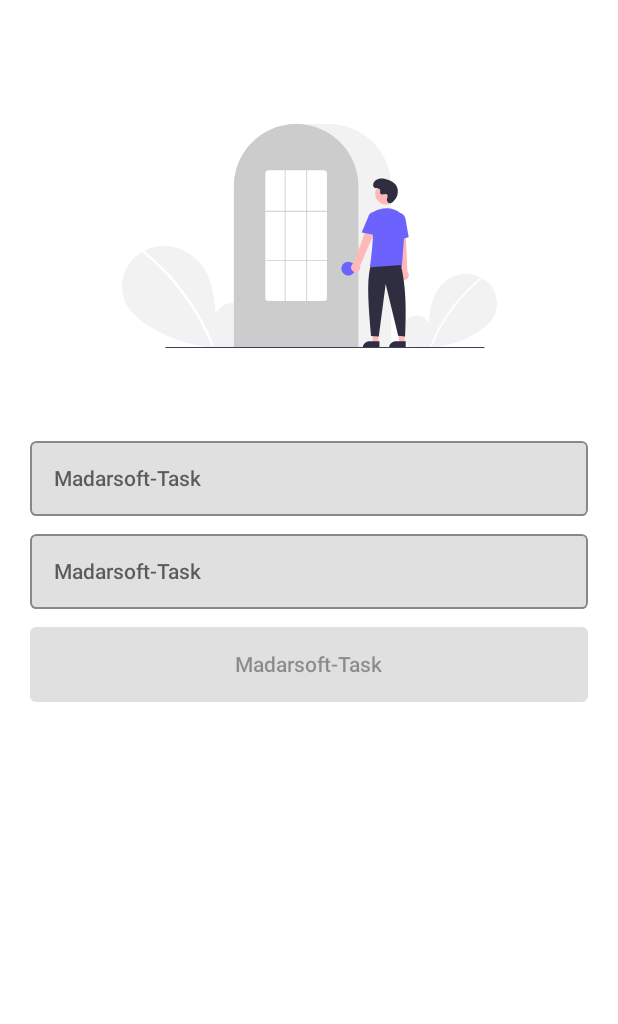
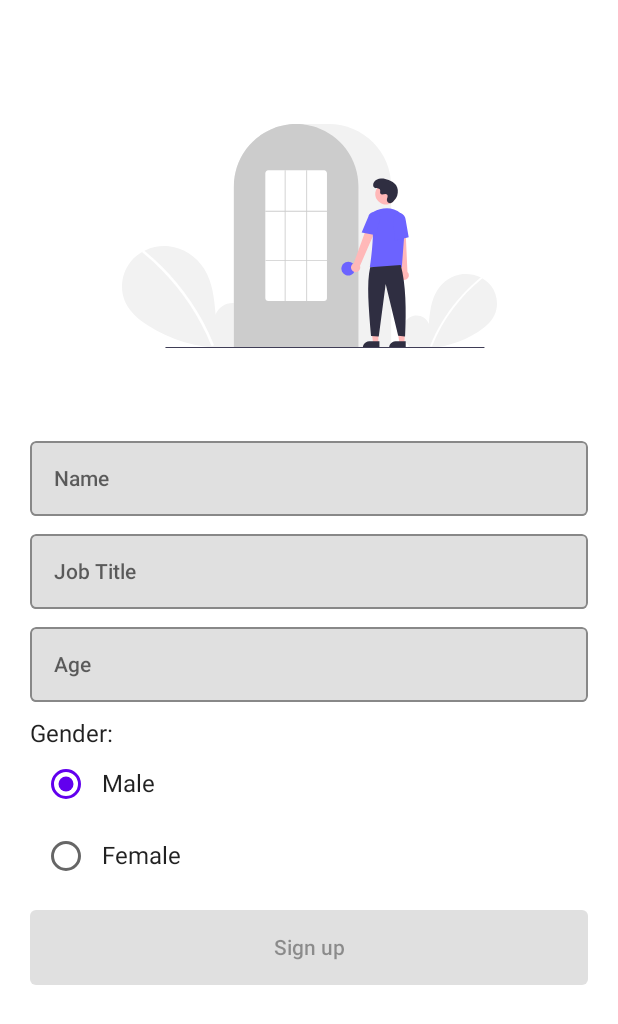
Before and after one commit to ahmed-shehataa/Madarsoft_task, an Android app built with Jetpack Compose: the screen it shows after launch (HomeActivity), on a phone screen of 412 x 824 dp. Shown: the top 1024 px of the screen. Run offline under Robolectric (Android 15) with nearby library versions, the phone set to English and light mode, and no system bars; our stand-ins replace Dagger/Hilt's generated code.

Commit message:
Complete SignUpScreen

```diff
--- a/app/src/main/java/com/ashehata/madarsoft_task/common/presentation/InputWrapper.kt
+++ b/app/src/main/java/com/ashehata/madarsoft_task/common/presentation/InputWrapper.kt
@@ -4,12 +4,13 @@ package com.ashehata.madarsoft_task.common.presentation
 import androidx.compose.runtime.MutableState
 import androidx.compose.runtime.mutableStateOf
 import androidx.compose.ui.graphics.Color
+import com.ashehata.madarsoft_task.R
+import com.ashehata.madarsoft_task.common.presentation.Validation.validateAge
 import com.ashehata.madarsoft_task.common.presentation.Validation.validateEmail
 import com.ashehata.madarsoft_task.common.presentation.Validation.validateText
-import com.ashehata.madarsoft_task.R
 
 enum class ValidationType {
-    Text, Email, Password
+    Text, Email, Password, Age
 }
 
 data class InputWrapper(
@@ -25,6 +26,7 @@ data class InputWrapper(
         text.value = input
         validationMessageResId = when (validationType) {
             ValidationType.Email -> input.validateEmail().toMessageRes()
+            ValidationType.Age -> input.validateAge().toMessageRes()
             else -> input.validateText().toMessageRes()
         }
         borderColor = if (isValid.value) {
@@ -42,9 +44,11 @@ private fun ValidationMessageType.toMessageRes(): Int {
         is ValidationMessageType.Invalid -> {
             when (this.validationType) {
                 ValidationType.Email -> R.string.invalid_email
+                ValidationType.Age -> R.string.invalid_age
                 else -> R.string.invalid_email
             }
         }
+
         ValidationMessageType.Valid -> R.string.empty_lbl
     }
 }
--- a/app/src/main/java/com/ashehata/madarsoft_task/common/presentation/Validation.kt
+++ b/app/src/main/java/com/ashehata/madarsoft_task/common/presentation/Validation.kt
@@ -17,6 +17,13 @@ object Validation {
         else ValidationMessageType.Valid
     }
 
+    fun String.validateAge(): ValidationMessageType {
+        val agePattern = Regex("^(0?[1-9]|[1-9][0-9]{1,2})\$")
+        return if (this.isEmpty()) ValidationMessageType.EmptyField
+        else if (this.matches(agePattern).not()) ValidationMessageType.Invalid(ValidationType.Age)
+        else ValidationMessageType.Valid
+    }
+
     fun String.validateText(): ValidationMessageType {
         return if (this.isEmpty()) ValidationMessageType.EmptyField
         else ValidationMessageType.Valid
--- a/app/src/main/java/com/ashehata/madarsoft_task/common/presentation/compose/InputText.kt
+++ b/app/src/main/java/com/ashehata/madarsoft_task/common/presentation/compose/InputText.kt
@@ -19,6 +19,7 @@ import androidx.compose.ui.text.input.KeyboardType
 import androidx.compose.ui.text.input.PasswordVisualTransformation
 import androidx.compose.ui.text.input.VisualTransformation
 import androidx.compose.ui.unit.dp
+import com.ashehata.madarsoft_task.R
 import com.ashehata.madarsoft_task.common.presentation.InputWrapper
 import com.ashehata.madarsoft_task.common.presentation.ValidationType
 
@@ -30,7 +31,7 @@ fun InputText(
     inputWrapper: InputWrapper,
     keyboardType: KeyboardType = KeyboardType.Text,
     imeAction: ImeAction = ImeAction.Next,
-    onDone: () -> Unit
+    onDone: () -> Unit = {}
 ) {
 
     val focusManager = LocalFocusManager.current
@@ -113,7 +114,7 @@ fun InputText(
         }
 
         AnimatedVisibility(
-            visible = inputWrapper.isValid.value.not() && inputWrapper.text.value.isNotEmpty(),
+            visible = inputWrapper.isValid.value.not() && inputWrapper.validationMessageResId != R.string.empty_lbl,
             enter = scaleIn() + expandVertically(expandFrom = Alignment.CenterVertically),
             exit = scaleOut() + shrinkVertically(shrinkTowards = Alignment.CenterVertically)
         ) {
--- a/app/src/main/java/com/ashehata/madarsoft_task/modules/home/HomeActivity.kt
+++ b/app/src/main/java/com/ashehata/madarsoft_task/modules/home/HomeActivity.kt
@@ -31,7 +31,7 @@ class HomeActivity : ComponentActivity() {
                     }
                     composable("sign_up") {
                         val viewModel: SignUpViewModel by viewModels()
-                        SignUpScreen(viewModel)
+                        SignUpScreen(viewModel, navController)
                     }
 
                     composable("profile") {
--- /dev/null
+++ b/app/src/main/java/com/ashehata/madarsoft_task/modules/sign_up/presentation/composables/GenderItem.kt
@@ -0,0 +1,78 @@
+package com.ashehata.madarsoft_task.modules.sign_up.presentation.composables
+
+import androidx.compose.foundation.layout.Arrangement
+import androidx.compose.foundation.layout.Column
+import androidx.compose.foundation.layout.Row
+import androidx.compose.foundation.layout.fillMaxWidth
+import androidx.compose.foundation.selection.selectable
+import androidx.compose.material.MaterialTheme
+import androidx.compose.material.RadioButton
+import androidx.compose.material.RadioButtonDefaults
+import androidx.compose.material.Text
+import androidx.compose.runtime.Composable
+import androidx.compose.runtime.MutableState
+import androidx.compose.runtime.remember
+import androidx.compose.ui.Alignment
+import androidx.compose.ui.Modifier
+import androidx.compose.ui.res.stringResource
+import com.ashehata.madarsoft_task.R
+import com.ashehata.madarsoft_task.common.enums.Gender
+import java.util.Locale
+
+@Composable
+fun GenderItem(gender: MutableState<Gender>) {
+
+    val genders = remember {
+        Gender.values()
+    }
+
+    val onOptionSelected: (Gender) -> Unit = remember {
+        {
+            gender.value = it
+        }
+    }
+
+    Column(
+        modifier = Modifier.fillMaxWidth(),
+        verticalArrangement = Arrangement.Center,
+        horizontalAlignment = Alignment.CenterHorizontally,
+    ) {
+        Column {
+
+            Text(
+                text = stringResource(id = R.string.gender),
+                style = MaterialTheme.typography.subtitle2
+            )
+
+            genders.forEach { text ->
+                Row(
+                    Modifier
+                        .fillMaxWidth()
+                        .selectable(
+                            selected = (text == gender.value),
+                            onClick = { onOptionSelected(text) }
+                        ),
+                    verticalAlignment = Alignment.CenterVertically
+                ) {
+
+                    RadioButton(
+                        selected = (text == gender.value),
+                        onClick = {
+                            onOptionSelected(text)
+                        },
+                        colors = RadioButtonDefaults.colors(
+                            selectedColor = MaterialTheme.colors.primary
+                        )
+                    )
+
+                    Text(
+                        text = text.name.toLowerCase(Locale.getDefault())
+                            .capitalize(Locale.getDefault()),
+                        style = MaterialTheme.typography.subtitle2
+                    )
+                }
+            }
+        }
+
+    }
+}
--- a/app/src/main/java/com/ashehata/madarsoft_task/modules/sign_up/presentation/composables/SignUpScreen.kt
+++ b/app/src/main/java/com/ashehata/madarsoft_task/modules/sign_up/presentation/composables/SignUpScreen.kt
@@ -7,7 +7,8 @@ import androidx.compose.runtime.getValue
 import androidx.compose.runtime.remember
 import androidx.compose.ui.ExperimentalComposeUiApi
 import androidx.compose.ui.platform.LocalSoftwareKeyboardController
-import androidx.hilt.navigation.compose.hiltViewModel
+import androidx.navigation.NavHostController
+import androidx.navigation.navOptions
 import com.ashehata.madarsoft_task.common.presentation.GeneralObservers
 import com.ashehata.madarsoft_task.modules.sign_up.presentation.contract.SignUpEvent
 import com.ashehata.madarsoft_task.modules.sign_up.presentation.contract.SignUpState
@@ -18,6 +19,7 @@ import com.ashehata.madarsoft_task.modules.sign_up.presentation.viewModel.SignUp
 @Composable
 fun SignUpScreen(
     viewModel: SignUpViewModel,
+    navController: NavHostController,
 ) {
 
     val keyboardController = LocalSoftwareKeyboardController.current
@@ -27,17 +29,29 @@ fun SignUpScreen(
     }
 
 
-    val email = remember {
-        viewStates.email
+    val userName = remember {
+        viewStates.userName
+    }
+
+    val jobTitle = remember {
+        viewStates.jobTitle
+    }
+
+    val age = remember {
+        viewStates.age
+    }
+
+    val gender = remember {
+        viewStates.gender
     }
 
     val isLoading = remember {
         viewStates.isLoading
     }
 
-    val isButtonEnabled by remember(email.text, email.text) {
+    val isButtonEnabled by remember(userName.text, jobTitle.text, age.text) {
         derivedStateOf {
-            email.isValid.value && email.isValid.value
+            userName.isValid.value && jobTitle.isValid.value && age.isValid.value
         }
     }
 
@@ -53,10 +67,10 @@ fun SignUpScreen(
 
     SignUpScreenContent(
         isLoading = isLoading.value,
-        email = email,
-        jobTitle = email,
-        age = email,
-        gender = email,
+        userName = userName,
+        jobTitle = jobTitle,
+        age = age,
+        gender = gender,
         isButtonEnabled = isButtonEnabled,
         onSignUpClicked = onSignUpClicked
     )
@@ -64,11 +78,11 @@ fun SignUpScreen(
     GeneralObservers<SignUpState, SignUpViewModel>(viewModel = viewModel) {
         when (it) {
             SignUpState.OpenRecipesScreen -> {
-                /*navigator?.navigate(RecipesScreenDestination, navOptions = navOptions {
-                    popUpTo(SignUpScreenDestination.route) {
+                navController.navigate("profile", navOptions = navOptions {
+                    popUpTo("sign_up") {
                         inclusive = true
                     }
-                })*/
+                })
             }
         }
 
--- a/app/src/main/java/com/ashehata/madarsoft_task/modules/sign_up/presentation/composables/SignUpScreenContent.kt
+++ b/app/src/main/java/com/ashehata/madarsoft_task/modules/sign_up/presentation/composables/SignUpScreenContent.kt
@@ -2,31 +2,44 @@ package com.ashehata.madarsoft_task.modules.sign_up.presentation.composables
 
 import androidx.compose.foundation.Image
 import androidx.compose.foundation.background
-import androidx.compose.foundation.layout.*
+import androidx.compose.foundation.layout.Arrangement
+import androidx.compose.foundation.layout.Box
+import androidx.compose.foundation.layout.Column
+import androidx.compose.foundation.layout.Spacer
+import androidx.compose.foundation.layout.fillMaxSize
+import androidx.compose.foundation.layout.fillMaxWidth
+import androidx.compose.foundation.layout.height
+import androidx.compose.foundation.layout.padding
+import androidx.compose.foundation.layout.requiredHeight
+import androidx.compose.foundation.layout.size
 import androidx.compose.foundation.rememberScrollState
 import androidx.compose.foundation.verticalScroll
-import androidx.compose.material.*
+import androidx.compose.material.Button
+import androidx.compose.material.CircularProgressIndicator
+import androidx.compose.material.MaterialTheme
+import androidx.compose.material.Surface
+import androidx.compose.material.Text
 import androidx.compose.runtime.Composable
+import androidx.compose.runtime.MutableState
 import androidx.compose.ui.Alignment
 import androidx.compose.ui.Modifier
 import androidx.compose.ui.graphics.Color
 import androidx.compose.ui.graphics.vector.ImageVector
-import androidx.compose.ui.platform.testTag
 import androidx.compose.ui.res.stringResource
 import androidx.compose.ui.res.vectorResource
-import androidx.compose.ui.text.input.ImeAction
 import androidx.compose.ui.text.input.KeyboardType
 import androidx.compose.ui.unit.dp
 import com.ashehata.madarsoft_task.R
+import com.ashehata.madarsoft_task.common.enums.Gender
 import com.ashehata.madarsoft_task.common.presentation.InputWrapper
 import com.ashehata.madarsoft_task.common.presentation.compose.InputText
 
 @Composable
 fun SignUpScreenContent(
-    email: InputWrapper,
+    userName: InputWrapper,
     jobTitle: InputWrapper,
     age: InputWrapper,
-    gender: InputWrapper,
+    gender: MutableState<Gender>,
     isButtonEnabled: Boolean,
     onSignUpClicked: () -> Unit,
     isLoading: Boolean
@@ -38,8 +51,8 @@ fun SignUpScreenContent(
             modifier = Modifier
                 .fillMaxSize()
                 .background(Color.White)
-                .padding(horizontal = 20.dp)
-                .verticalScroll(rememberScrollState()),
+                .verticalScroll(rememberScrollState())
+                .padding(horizontal = 20.dp),
             verticalArrangement = Arrangement.spacedBy(12.dp),
         ) {
 
@@ -56,24 +69,25 @@ fun SignUpScreenContent(
 
 
             InputText(
-                hint = stringResource(id = R.string.app_name),
-                inputWrapper = email,
-                keyboardType = KeyboardType.Email
-            ) {
-
-            }
+                hint = stringResource(id = R.string.user_name),
+                inputWrapper = userName,
+                keyboardType = KeyboardType.Text
+            )
 
 
             InputText(
-                inputWrapper = email,
-                hint = stringResource(id = R.string.app_name),
-                keyboardType = KeyboardType.Password,
-                imeAction = ImeAction.Done,
-                onDone = {
-                    if (isButtonEnabled)
-                        onSignUpClicked()
-                }
+                inputWrapper = jobTitle,
+                hint = stringResource(id = R.string.job_title),
+                keyboardType = KeyboardType.Text,
             )
+
+            InputText(
+                inputWrapper = age,
+                hint = stringResource(id = R.string.age),
+                keyboardType = KeyboardType.Number,
+            )
+
+            GenderItem(gender)
 
             Button(
                 modifier = Modifier
@@ -81,20 +95,21 @@ fun SignUpScreenContent(
                     .fillMaxWidth(),
                 onClick = onSignUpClicked,
                 content = {
-                    Text(text = stringResource(R.string.app_name))
+                    Text(text = stringResource(R.string.sign_up))
                 },
                 enabled = isButtonEnabled,
                 shape = MaterialTheme.shapes.medium
             )
 
+            Spacer(modifier = Modifier.height(20.dp))
+
         }
 
         if (isLoading) {
             Surface(
-                modifier = Modifier.fillMaxSize().testTag("loading_view"),
+                modifier = Modifier.fillMaxSize(),
                 color = Color.Black.copy(alpha = 0.5f)
             ) {
-
                 Box(modifier = Modifier.fillMaxSize()) {
                     CircularProgressIndicator(Modifier.align(Alignment.Center))
                 }
--- a/app/src/main/java/com/ashehata/madarsoft_task/modules/sign_up/presentation/contract/SignUpContract.kt
+++ b/app/src/main/java/com/ashehata/madarsoft_task/modules/sign_up/presentation/contract/SignUpContract.kt
@@ -5,6 +5,7 @@ import androidx.compose.runtime.mutableStateOf
 import com.ashehata.madarsoft_task.base.BaseEvent
 import com.ashehata.madarsoft_task.base.BaseState
 import com.ashehata.madarsoft_task.base.BaseViewState
+import com.ashehata.madarsoft_task.common.enums.Gender
 import com.ashehata.madarsoft_task.common.presentation.InputWrapper
 import com.ashehata.madarsoft_task.common.presentation.ValidationType
 
@@ -20,8 +21,8 @@ data class SignUpViewState(
     override val isRefreshing: MutableState<Boolean> = mutableStateOf(false),
     override val isNetworkError: MutableState<Boolean> = mutableStateOf(false),
     override val isLoading: MutableState<Boolean> = mutableStateOf(false),
-    val email: InputWrapper = InputWrapper(validationType = ValidationType.Email),
-    val jobTitle: InputWrapper = InputWrapper(validationType = ValidationType.Password),
-    val age: InputWrapper = InputWrapper(validationType = ValidationType.Password),
-    val gender: InputWrapper = InputWrapper(validationType = ValidationType.Password),
+    val userName: InputWrapper = InputWrapper(validationType = ValidationType.Text),
+    val jobTitle: InputWrapper = InputWrapper(validationType = ValidationType.Text),
+    val age: InputWrapper = InputWrapper(validationType = ValidationType.Age),
+    val gender: MutableState<Gender> = mutableStateOf(Gender.MALE),
 ) : BaseViewState
--- a/app/src/main/java/com/ashehata/madarsoft_task/modules/sign_up/presentation/viewModel/SignUpViewModel.kt
+++ b/app/src/main/java/com/ashehata/madarsoft_task/modules/sign_up/presentation/viewModel/SignUpViewModel.kt
@@ -30,8 +30,8 @@ class SignUpViewModel @Inject constructor(
         launchCoroutine {
             setUserUseCase.execute(
                 UserDomainModel(
-                    viewStates?.email?.text?.value?.trim() ?: "",
-                    viewStates?.email?.text?.value ?: "",
+                    viewStates?.userName?.text?.value?.trim() ?: "",
+                    viewStates?.userName?.text?.value ?: "",
                     12,
                     Gender.MALE
                 ),
--- a/app/src/main/res/values/strings.xml
+++ b/app/src/main/res/values/strings.xml
@@ -3,4 +3,10 @@
     <string name="empty_lbl" />
     <string name="empty_field">"Empty field "</string>
     <string name="invalid_email">"Invalid Email "</string>
+    <string name="user_name">Name</string>
+    <string name="job_title">Job Title</string>
+    <string name="age">Age</string>
+    <string name="invalid_age">Invalid age</string>
+    <string name="gender">Gender:</string>
+    <string name="sign_up">Sign up</string>
 </resources>
```
